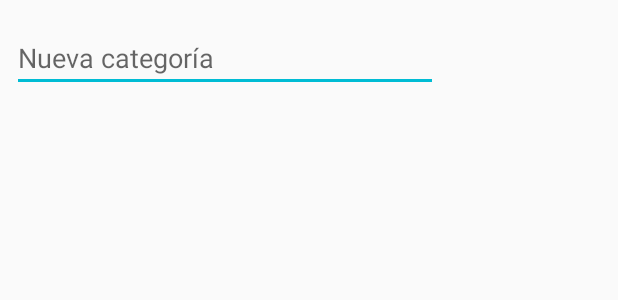
After one commit to RYuste/AppQuiz, an Android app: the layout alert_dialog.xml on its own in the app's theme, with its tools: preview values and no code run, on a phone screen of 412 x 824 dp. The commit adds this screen. Shown: the top 300 px of the screen. Run offline under Robolectric (Android 15) with nearby library versions, the phone set to English and light mode, and no system bars; Roboto replaces fonts that are not available here.

Commit message:
Actualización Añadir categorías

```diff
--- a/app/src/main/AndroidManifest.xml
+++ b/app/src/main/AndroidManifest.xml
@@ -12,6 +12,7 @@
         android:supportsRtl="true"
         android:theme="@style/AppTheme">
         <activity
+            android:screenOrientation="portrait"
             android:name=".SplashScreenActivity"
             android:theme="@style/Theme.AppCompat.Light.NoActionBar">
             <intent-filter>
@@ -26,18 +27,22 @@
             android:resource="@array/preloaded_fonts" />
 
         <activity
+            android:screenOrientation="portrait"
             android:name=".ResumenActivity"
             android:label="@string/title_activity_resumen"
             android:theme="@style/AppTheme.NoActionBar" />
         <activity
+            android:screenOrientation="portrait"
             android:name=".AcercadeActivity"
             android:label="@string/title_activity_acercade"
             android:theme="@style/AppTheme.NoActionBar" />
         <activity
+            android:screenOrientation="portrait"
             android:name=".ListadoPreguntasActivity"
             android:label="@string/title_activity_listado_preguntas"
             android:theme="@style/AppTheme.NoActionBar" />
         <activity
+            android:screenOrientation="portrait"
             android:name=".NuevaPreguntaActivity"
             android:label="@string/title_activity_nueva_pregunta"
             android:theme="@style/AppTheme.NoActionBar"></activity>
--- /dev/null
+++ b/app/src/main/res/layout/alert_dialog.xml
@@ -0,0 +1,28 @@
+<?xml version="1.0" encoding="utf-8"?>
+<android.support.constraint.ConstraintLayout
+    xmlns:android="http://schemas.android.com/apk/res/android"
+    xmlns:app="http://schemas.android.com/apk/res-auto"
+    xmlns:tools="http://schemas.android.com/tools"
+    android:layout_width="match_parent"
+    android:layout_height="match_parent"><![CDATA[
+    android:layout_height="match_parent"
+    android:orientation="vertical"
+    android:padding="16dp">
+
+    ]]>
+
+    <EditText
+        android:id="@+id/dialogInput"
+        android:layout_width="284dp"
+        android:layout_height="wrap_content"
+        android:layout_marginStart="8dp"
+        android:layout_marginTop="16dp"
+        android:layout_marginEnd="84dp"
+        android:hint="Nueva categoría"
+        android:inputType="text"
+        app:layout_constraintEnd_toEndOf="parent"
+        app:layout_constraintHorizontal_bias="0.0"
+        app:layout_constraintStart_toStartOf="parent"
+        app:layout_constraintTop_toTopOf="parent" />
+
+</android.support.constraint.ConstraintLayout>
--- a/app/src/main/res/layout/content_listado_preguntas.xml
+++ b/app/src/main/res/layout/content_listado_preguntas.xml
@@ -30,12 +30,12 @@
 
     <android.support.v7.widget.RecyclerView
         android:id="@+id/recycler_ListaPreguntas"
-        android:layout_width="368dp"
+        android:layout_width="353dp"
         android:layout_height="539dp"
         android:layout_marginStart="8dp"
         android:layout_marginTop="8dp"
         android:layout_marginEnd="8dp"
-        android:layout_marginBottom="7dp"
+        android:layout_marginBottom="2dp"
         app:layout_constraintBottom_toBottomOf="parent"
         app:layout_constraintEnd_toEndOf="parent"
         app:layout_constraintHorizontal_bias="0.0"
--- a/app/src/main/res/values/styles.xml
+++ b/app/src/main/res/values/styles.xml
@@ -4,8 +4,8 @@
     <style name="AppTheme" parent="Theme.AppCompat.Light.DarkActionBar">
         <!-- Customize your theme here. -->
         <item name="colorPrimary">@color/colorPrimary</item>
-        <item name="colorPrimaryDark">@color/colorPrimaryDark</item>
-        <item name="colorAccent">@color/colorAccent</item>
+        <item name="colorPrimaryDark">#000000</item>
+        <item name="colorAccent">#00BCD4</item>
     </style>
 
     <style name="AppTheme.NoActionBar">
```
Also changed, not shown: app/src/main/java/com/appquiz/proyectoappquiz/NuevaPreguntaActivity.java (+59 -4 lines), app/src/main/java/com/appquiz/proyectoappquiz/Repositorio.java (+29 -0 lines), app/src/main/res/layout/content_nueva_pregunta.xml (+36 -17 lines), app/src/main/res/layout/row.xml (+24 -6 lines), app/src/main/ic_launcher-web.png, app/src/main/res/drawable/additem.png (added).
